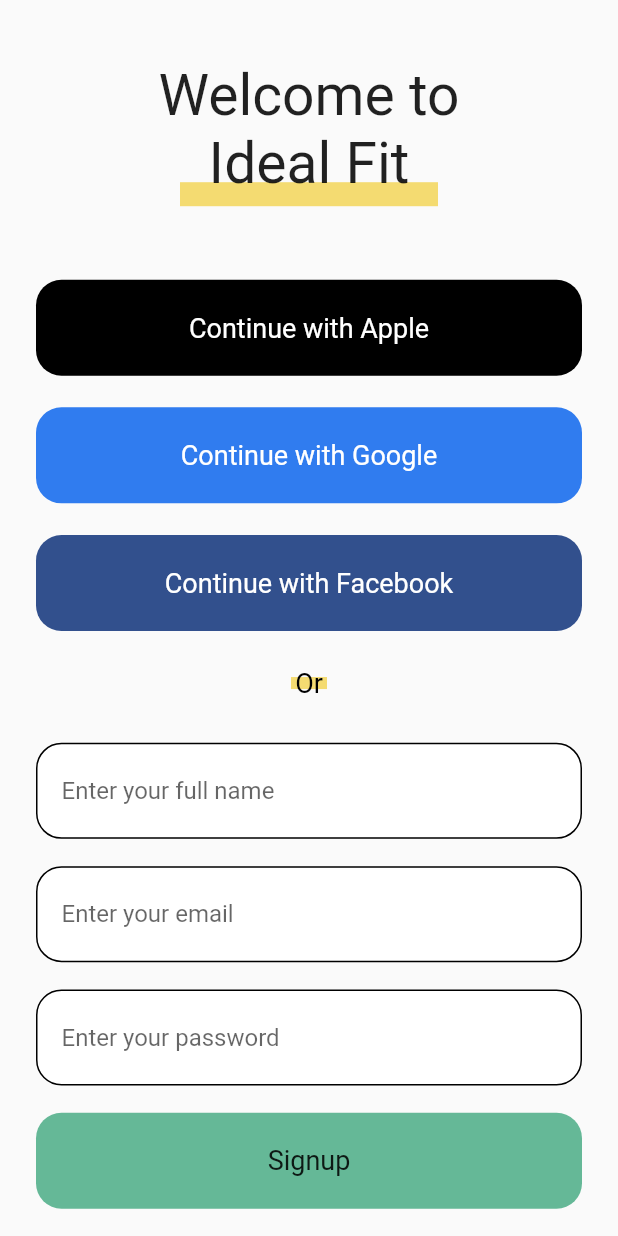
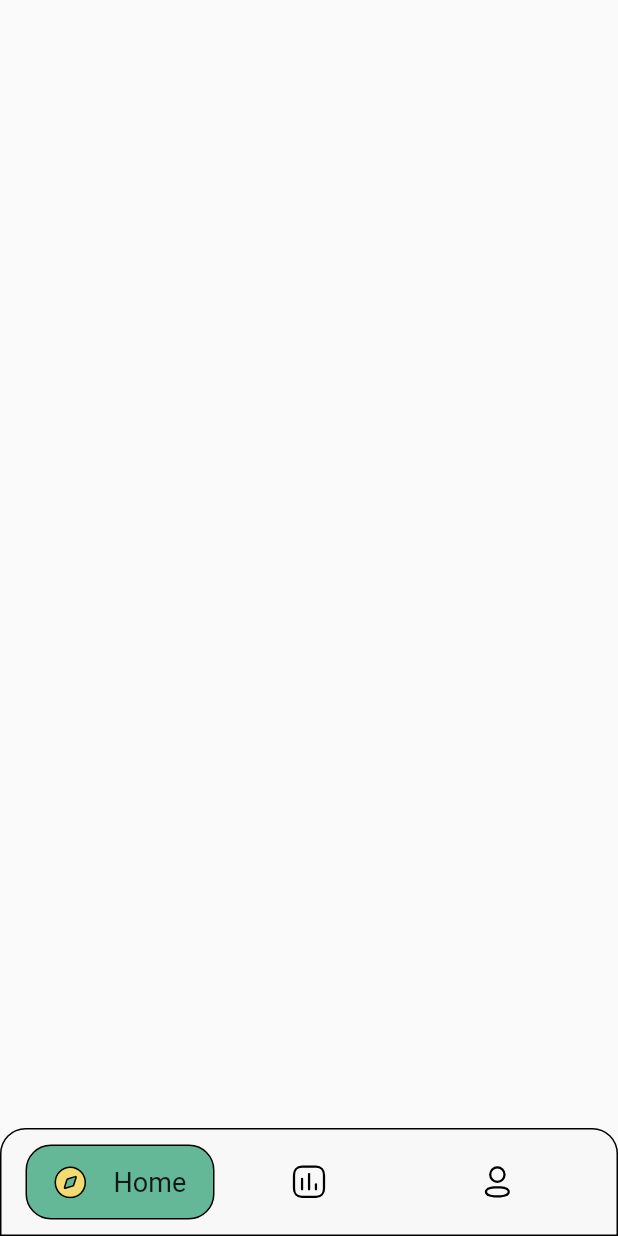
Before and after one commit to QD1221/health_app_ui, a Flutter app: the HealthSignupPage screen opened directly, after a tap on "Signup", on a phone screen of 412 x 824 dp. Run offline on Flutter 3.47's test engine with Material 2 defaults, Android fonts, the phone set to English and light mode, and no system bars; our stand-ins replace flutter_svg, google_fonts; Roboto replaces fonts that are missing (Kanit).

Commit message:
4th commit

```diff
--- a/lib/health_app_string.dart
+++ b/lib/health_app_string.dart
@@ -1,5 +1,8 @@
 class HealthAppString{
   static const JOGGING_IMG = 'assets/img/pixeltrue-jogging.svg';
   static const CIRCLE_IMG = 'assets/img/circle.png';
+  static const CHART_IMG = 'assets/img/Chart.svg';
+  static const DISCOVERY_IMG = 'assets/img/Discovery.svg';
+  static const PROFILE_IMG = 'assets/img/Profile.svg';
 
 }
--- /dev/null
+++ b/lib/ui/health_home_page.dart
@@ -0,0 +1,64 @@
+import 'package:flutter/material.dart';
+import 'package:flutter_svg/flutter_svg.dart';
+import 'package:google_fonts/google_fonts.dart';
+import 'package:health_app_ui/health_app_string.dart';
+import 'package:health_app_ui/health_app_style.dart';
+
+class HealthHomePage extends StatefulWidget {
+  const HealthHomePage({Key key}) : super(key: key);
+
+  @override
+  _HealthHomePageState createState() => _HealthHomePageState();
+}
+
+class _HealthHomePageState extends State<HealthHomePage> {
+  @override
+  Widget build(BuildContext context) {
+    return Scaffold(
+      body: Stack(
+        children: [
+          Positioned(
+              left: 0,
+              right: 0,
+              bottom: 0,
+              child: Container(
+                height: 72,
+                decoration: BoxDecoration(
+                    color: Color(0xffF7F8F7),
+                    border: Border.all(color: Colors.black),
+                    borderRadius: BorderRadius.only(
+                        topRight: Radius.circular(17),
+                        topLeft: Radius.circular(17))),
+                padding: EdgeInsets.symmetric(horizontal: 16),
+                child: Row(
+                  mainAxisAlignment: MainAxisAlignment.spaceBetween,
+                  children: [
+                    Expanded(
+                      child: Container(
+                        height: 50,
+                        width: 100,
+                        decoration: BoxDecoration(
+                            color: ColorSystem.green,
+                            border: Border.all(color: Colors.black),
+                            borderRadius: BorderRadius.circular(17)),
+                        child: Row(
+                          mainAxisAlignment: MainAxisAlignment.spaceEvenly,
+                          children: [
+                            SvgPicture.asset(HealthAppString.DISCOVERY_IMG),
+                            Text('Home', style: GoogleFonts.kanit(fontSize: 18))
+                          ],
+                        ),
+                      ),
+                    ),
+                    Expanded(child: SvgPicture.asset(HealthAppString.CHART_IMG)),
+                    Expanded(child: SvgPicture.asset(HealthAppString.PROFILE_IMG))
+
+                  ],
+                ),
+              ),
+          )
+        ],
+      ),
+    );
+  }
+}
--- a/lib/ui/health_signup_page.dart
+++ b/lib/ui/health_signup_page.dart
@@ -1,6 +1,7 @@
 import 'package:flutter/material.dart';
 import 'package:google_fonts/google_fonts.dart';
 import 'package:health_app_ui/health_app_style.dart';
+import 'package:health_app_ui/ui/health_home_page.dart';
 
 class HealthSignupPage extends StatefulWidget {
   const HealthSignupPage({Key key}) : super(key: key);
@@ -178,7 +179,9 @@ class _HealthSignupPageState extends State<HealthSignupPage> {
                   ),
                 ),
                 InkWell(
-                  onTap: () {},
+                  onTap: () {
+                    Navigator.of(context).push(MaterialPageRoute(builder: (context) => HealthHomePage()));
+                  },
                   child: Container(
                       height: 64,
                       width: 364,
```
Also changed, not shown: assets/img/Chart.svg (added), assets/img/Discovery.svg (added), assets/img/Profile.svg (added).
